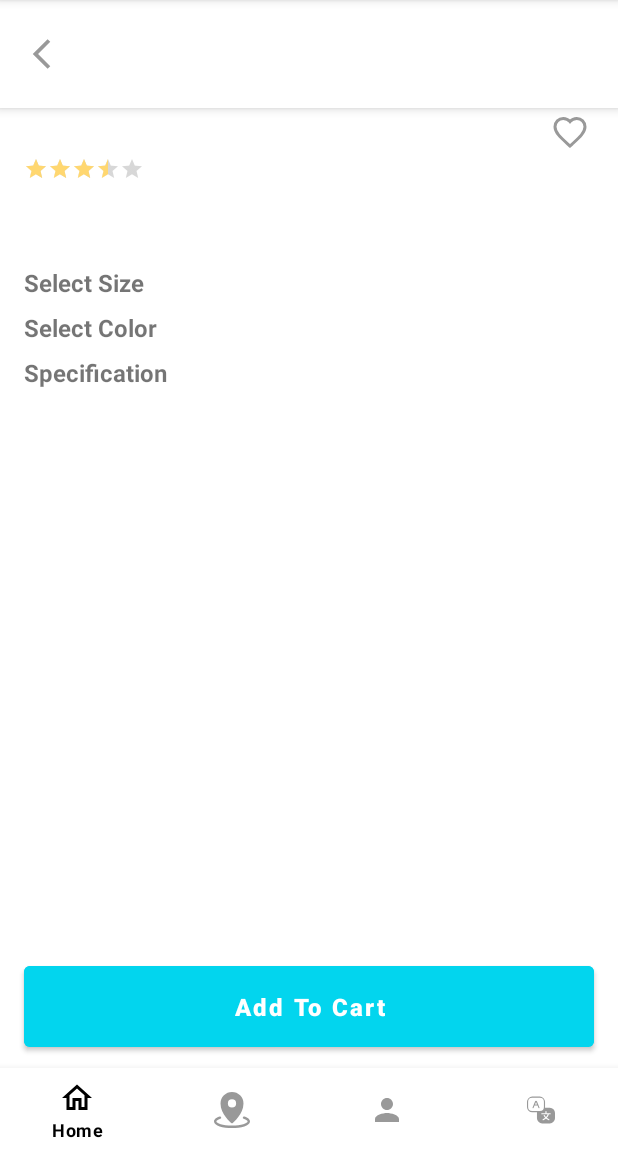
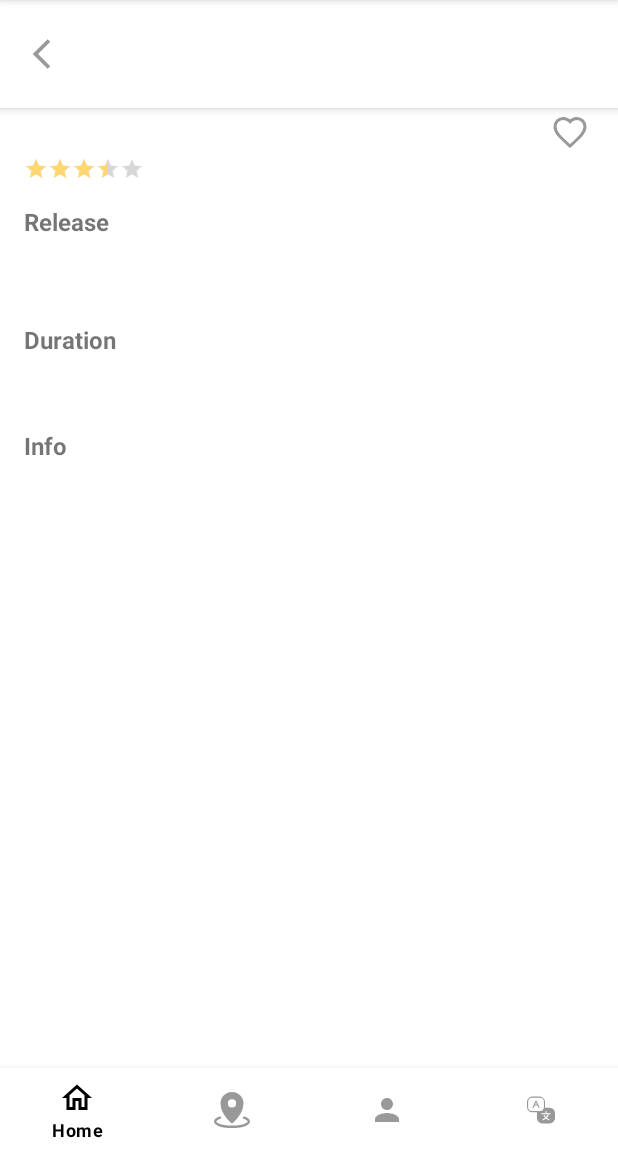
Before and after one commit to chikai110/6002CEM, an Android app: the fragment ItemDetailsFragment placed in its activity, on a phone screen of 412 x 824 dp, the part 84-1236 px from its top. Run offline under Robolectric (Android 15) with nearby library versions, the phone set to English and light mode, and no system bars; our stand-ins replace Firebase (no records; nobody signed in at launch, a user with empty details on screens opened directly), Picasso; pictures from the network do not load.

Commit message:
Updated Item details xml

```diff
--- a/app/src/main/java/com/example/a6002cem/HomeFragment.kt
+++ b/app/src/main/java/com/example/a6002cem/HomeFragment.kt
@@ -34,9 +34,7 @@ class HomeFragment : Fragment() {
 
         sharedPreferences = requireActivity().getSharedPreferences("SharedPreMain", Context.MODE_PRIVATE)
         var currentCountry = sharedPreferences!!.getString(MainActivity.CURRENT_LOCATION, "Hong Kong")
-        if (currentCountry != null) {
-            Log.d("test44", currentCountry)
-        }
+
         val firebaseListener = object : ValueEventListener {
             override fun onDataChange(snapshot: DataSnapshot) {
                 itemList.clear()
@@ -45,6 +43,7 @@ class HomeFragment : Fragment() {
                 child.forEach {
                     if (it.child("location").value.toString() == currentCountry) {
                         var items = Item(
+                            it.key.toString(),
                             it.child("duration").value.toString(),
                             it.child("img").value.toString(),
                             it.child("info").value.toString(),
@@ -72,14 +71,10 @@ class HomeFragment : Fragment() {
         adapter = ItemAdapter(itemList)
         adapter!!.setOnItemClickListener(object : ItemAdapter.onItemClickListener {
             override fun onItemClick(position: Int) {
-                var a = itemList[position]
-//                val bundle = Bundle()
-//                bundle.putString("param1", a)
+                var movieId = itemList[position].key
+                val itemDetailsFragment = ItemDetailsFragment.newInstance(movieId)
                 var navItemDetails = activity as FragmentNavigation
-                val frag2 = ItemDetailsFragment.newInstance("a", null)
-//                frag2.arguments = bundle
-                navItemDetails.navigateFrag(frag2, addToStack = true)
-                Log.d("test", "click $a")
+                navItemDetails.navigateFrag(itemDetailsFragment, true)
             }
         })
 
--- a/app/src/main/java/com/example/a6002cem/Item.kt
+++ b/app/src/main/java/com/example/a6002cem/Item.kt
@@ -1,6 +1,7 @@
 package com.example.a6002cem
 
 class Item (
+    var key: String,
     var duration: String,
     var img: String,
     var info: String,
--- a/app/src/main/java/com/example/a6002cem/ItemAdapter.kt
+++ b/app/src/main/java/com/example/a6002cem/ItemAdapter.kt
@@ -21,11 +21,7 @@ class ItemAdapter(private var itemList:MutableList<Item>): RecyclerView.Adapter<
         mListener = listener
     }
 
-    override fun onCreateViewHolder(
-        parent: ViewGroup,
-        viewType: Int
-    ):ItemViewHolder {
-
+    override fun onCreateViewHolder( parent: ViewGroup, viewType: Int ):ItemViewHolder {
         val layoutView: View = LayoutInflater.from(parent.context).
         inflate(R.layout.item_card_view,parent,false)
         return ItemViewHolder(layoutView, mListener)
--- a/app/src/main/java/com/example/a6002cem/ItemDetailsFragment.kt
+++ b/app/src/main/java/com/example/a6002cem/ItemDetailsFragment.kt
@@ -8,14 +8,10 @@ import android.view.ViewGroup
 import androidx.fragment.app.Fragment
 import com.google.firebase.database.*
 
-private const val ARG_PARAM1 = "param1"
-private const val ARG_PARAM2 = "param2"
+private const val ARG_PARAM1 = "movieId"
 
 class ItemDetailsFragment : Fragment() {
-    // TODO: Rename and change types of parameters
-    private var inputText: String = ""
-    private var param1: String? = null
-    private var param2: String? = null
+    private var movieId: String? = null
     private var database: FirebaseDatabase? = null
     private var reference: DatabaseReference? = null
 
@@ -27,9 +23,9 @@ class ItemDetailsFragment : Fragment() {
         var view = inflater.inflate(R.layout.fragment_item_details, container, false)
         database = FirebaseDatabase.getInstance("https://cem-98b80-default-rtdb.asia-southeast1.firebasedatabase.app")
 
-        inputText = arguments?.getString("param1").toString()
-        Log.d("arguments",inputText)
-        reference = database?.getReference("items")?.child("p1")
+        movieId = arguments?.getString("movieId").toString()
+        Log.d("arguments", movieId!!)
+        reference = database?.getReference("items")?.child(movieId!!)
 
         val firebaseListener = object: ValueEventListener {
             override fun onDataChange(snapshot: DataSnapshot) {
@@ -46,27 +42,15 @@ class ItemDetailsFragment : Fragment() {
             }
         }
         reference?.addListenerForSingleValueEvent(firebaseListener)
-
         return view
     }
 
     companion object {
-        /**
-         * Use this factory method to create a new instance of
-         * this fragment using the provided parameters.
-         *
-         * @param param1 Parameter 1.
-         * @param param2 Parameter 2.
-         * @return A new instance of fragment ItemDetailsFragment.
-         */
-        // TODO: Rename and change types and number of parameters
         @JvmStatic
-        fun newInstance(param1: String, param2: String?) =
+        fun newInstance(movieId: String) =
             ItemDetailsFragment().apply {
                 arguments = Bundle().apply {
-                    putString(ARG_PARAM1, param1)
-                    putString(ARG_PARAM2, param2)
+                    putString(ARG_PARAM1, movieId)
                 }
             }
-    }
-}
+    }}
--- a/app/src/main/java/com/example/a6002cem/LocationFragment.kt
+++ b/app/src/main/java/com/example/a6002cem/LocationFragment.kt
@@ -118,8 +118,6 @@ class LocationFragment : Fragment() {
                 markerOptionsList.add(MarkerOptions().position(currentLocation).title(mLocationText!!.text as String?))
                 markerOptionsList.add(MarkerOptions().position(cinema1).title("Paris London New York Milano Cinema"))
                 markerOptionsList.add(MarkerOptions().position(cinema2).title("Hyland Theatre"))
-                // Remove all marker
-//                googleMap.clear()
                 // Animating to zoom the marker
                 googleMap.animateCamera(CameraUpdateFactory.newLatLngZoom(currentLocation, 15F))
                 // Add marker on map
@@ -178,7 +176,6 @@ class LocationFragment : Fragment() {
                 val editor = sharedPreferences!!.edit()
                 editor.putString(MainActivity.CURRENT_LOCATION, addresses[0].countryName.toString())
                 editor.commit()
-
             } else {
                 mLocationText!!.text = "WARNING! Geocoder returned more than 1 addresses!"
             }
--- a/app/src/main/res/drawable-v24/ic_outline_library_books_24.xml
+++ /dev/null
@@ -1,11 +0,0 @@
-<vector xmlns:android="http://schemas.android.com/apk/res/android"
-    android:width="24dp"
-    android:height="24dp"
-    android:viewportWidth="24"
-    android:viewportHeight="24"
-    android:tint="?attr/colorControlNormal"
-    android:autoMirrored="true">
-  <path
-      android:fillColor="@android:color/white"
-      android:pathData="M4,6L2,6v14c0,1.1 0.9,2 2,2h14v-2L4,20L4,6zM20,2L8,2c-1.1,0 -2,0.9 -2,2v12c0,1.1 0.9,2 2,2h12c1.1,0 2,-0.9 2,-2L22,4c0,-1.1 -0.9,-2 -2,-2zM20,16L8,16L8,4h12v12zM10,9h8v2h-8zM10,12h4v2h-4zM10,6h8v2h-8z"/>
-</vector>
--- a/app/src/main/res/layout/fragment_item_details.xml
+++ b/app/src/main/res/layout/fragment_item_details.xml
@@ -6,19 +6,19 @@
     android:layout_height="match_parent">
 
     <include
-        android:id="@+id/add_pro_app_bar"
+        android:id="@+id/add_item_app_bar"
         layout="@layout/layout_top_bar" />
 
     <androidx.core.widget.NestedScrollView
-        android:id="@+id/pro_details_scroll_view"
+        android:id="@+id/item_details_scroll_view"
         android:layout_width="match_parent"
         android:layout_height="wrap_content"
-        android:layout_below="@id/add_pro_app_bar"
+        android:layout_below="@id/add_item_app_bar"
         android:fillViewport="true"
         app:layout_behavior="@string/appbar_scrolling_view_behavior">
 
         <androidx.constraintlayout.widget.ConstraintLayout
-            android:id="@+id/pro_details_layout"
+            android:id="@+id/item_details_layout"
             android:layout_width="match_parent"
             android:layout_height="wrap_content"
             android:layout_marginBottom="72dp">
@@ -27,13 +27,13 @@
                 android:id="@+id/layout_views_group"
                 android:layout_width="wrap_content"
                 android:layout_height="wrap_content"
-                app:constraint_referenced_ids="pro_details_images_recyclerview,
-                pro_details_title_tv,pro_details_like_btn,pro_details_rating_bar,
-                pro_details_price_tv,pro_details_select_size_label,pro_details_select_color_label,
-                pro_details_specifications_label" />
+                app:constraint_referenced_ids="item_details_images_recyclerview,
+                item_details_title_tv,item_details_like_btn,item_details_rating_bar,
+                item_details_release_label,item_details_release_text,item_details_duration_label,
+                item_details_info_label,item_details_info_text" />
 
             <androidx.recyclerview.widget.RecyclerView
-                android:id="@+id/pro_details_images_recyclerview"
+                android:id="@+id/item_details_images_recyclerview"
                 android:layout_width="match_parent"
                 android:layout_height="match_parent"
                 android:orientation="horizontal"
@@ -45,7 +45,7 @@
                 tools:listitem="@layout/images_item" />
 
             <TextView
-                android:id="@+id/pro_details_title_tv"
+                android:id="@+id/item_details_title_tv"
                 android:layout_width="0dp"
                 android:layout_height="wrap_content"
                 android:layout_marginStart="16dp"
@@ -53,26 +53,26 @@
                 android:textAlignment="viewStart"
                 android:textSize="18sp"
                 android:textStyle="bold"
-                app:layout_constraintEnd_toStartOf="@+id/pro_details_like_btn"
+                app:layout_constraintEnd_toStartOf="@+id/item_details_like_btn"
                 app:layout_constraintStart_toStartOf="parent"
-                app:layout_constraintTop_toBottomOf="@+id/pro_details_images_recyclerview"
-                tools:text="Some Title of The Product van be multiline" />
+                app:layout_constraintTop_toBottomOf="@+id/item_details_images_recyclerview"
+                tools:text="Movie Title" />
 
             <ImageButton
-                android:id="@+id/pro_details_like_btn"
+                android:id="@+id/item_details_like_btn"
                 android:layout_width="wrap_content"
                 android:layout_height="wrap_content"
                 android:layout_marginEnd="16dp"
                 android:background="@null"
                 android:backgroundTint="#FFFFFF"
-                android:contentDescription="@string/pro_details_like_btn_desc"
+                android:contentDescription="@string/item_details_like_btn_desc"
                 android:padding="4dp"
                 app:layout_constraintEnd_toEndOf="parent"
-                app:layout_constraintTop_toTopOf="@+id/pro_details_title_tv"
+                app:layout_constraintTop_toTopOf="@+id/item_details_title_tv"
                 app:srcCompat="@drawable/heart_icon_drawable" />
 
             <RatingBar
-                android:id="@+id/pro_details_rating_bar"
+                android:id="@+id/item_details_rating_bar"
                 style="@style/Widget.AppCompat.RatingBar.Small"
                 android:layout_width="wrap_content"
                 android:layout_height="wrap_content"
@@ -82,10 +82,22 @@
                 android:rating="3.5"
                 android:secondaryProgressTint="#FFFFFF"
                 app:layout_constraintStart_toStartOf="parent"
-                app:layout_constraintTop_toBottomOf="@id/pro_details_title_tv" />
+                app:layout_constraintTop_toBottomOf="@id/item_details_title_tv" />
 
             <TextView
-                android:id="@+id/pro_details_price_tv"
+                android:id="@+id/item_details_release_label"
+                android:layout_width="wrap_content"
+                android:layout_height="wrap_content"
+                android:layout_marginStart="16dp"
+                android:layout_marginTop="16sp"
+                android:text="@string/item_details_release_label_text"
+                android:textSize="16sp"
+                android:textStyle="bold"
+                app:layout_constraintStart_toStartOf="parent"
+                app:layout_constraintTop_toBottomOf="@+id/item_details_rating_bar" />
+
+            <TextView
+                android:id="@+id/item_details_release_text"
                 android:layout_width="wrap_content"
                 android:layout_height="wrap_content"
                 android:layout_marginStart="16dp"
@@ -94,83 +106,48 @@
                 android:textSize="18sp"
                 android:textStyle="bold"
                 app:layout_constraintStart_toStartOf="parent"
-                app:layout_constraintTop_toBottomOf="@+id/pro_details_rating_bar"
-                tools:text="$ 200.99" />
+                app:layout_constraintTop_toBottomOf="@+id/item_details_release_label"
+                tools:text="2 Jun 2022" />
 
             <TextView
-                android:id="@+id/pro_details_select_size_label"
+                android:id="@+id/item_details_duration_label"
                 android:layout_width="wrap_content"
                 android:layout_height="wrap_content"
                 android:layout_marginStart="16dp"
                 android:layout_marginTop="16sp"
-                android:text="@string/pro_details_select_size_lable_text"
+                android:text="@string/item_details_duration_label_text"
                 android:textSize="16sp"
                 android:textStyle="bold"
                 app:layout_constraintStart_toStartOf="parent"
-                app:layout_constraintTop_toBottomOf="@+id/pro_details_price_tv" />
-
-            <HorizontalScrollView
-                android:id="@+id/pro_size_radio_scroll"
-                android:layout_width="match_parent"
-                android:layout_height="wrap_content"
-                android:scrollbars="none"
-                app:layout_constraintEnd_toEndOf="parent"
-                app:layout_constraintStart_toStartOf="parent"
-                app:layout_constraintTop_toBottomOf="@+id/pro_details_select_size_label">
-
-                <RadioGroup
-                    android:id="@+id/pro_details_sizes_radio_group"
-                    android:layout_width="wrap_content"
-                    android:layout_height="wrap_content"
-                    android:orientation="horizontal">
-
-                </RadioGroup>
-            </HorizontalScrollView>
+                app:layout_constraintTop_toBottomOf="@+id/item_details_release_text" />
 
             <TextView
-                android:id="@+id/pro_details_select_color_label"
+                android:id="@+id/item_details_duration_text"
+                android:layout_width="wrap_content"
+                android:layout_height="wrap_content"
+                android:layout_marginStart="16dp"
+                android:layout_marginTop="16dp"
+                android:textColor="@color/blue_accent_300"
+                android:textSize="18sp"
+                android:textStyle="bold"
+                app:layout_constraintStart_toStartOf="parent"
+                app:layout_constraintTop_toBottomOf="@+id/item_details_duration_label"
+                tools:text="147 mins" />
+
+            <TextView
+                android:id="@+id/item_details_info_label"
                 android:layout_width="wrap_content"
                 android:layout_height="wrap_content"
                 android:layout_marginStart="16dp"
                 android:layout_marginTop="8dp"
-                android:text="@string/pro_details_select_color_label_text"
+                android:text="@string/item_details_info_label_text"
                 android:textSize="16sp"
                 android:textStyle="bold"
                 app:layout_constraintStart_toStartOf="parent"
-                app:layout_constraintTop_toBottomOf="@+id/pro_size_radio_scroll" />
-
-            <HorizontalScrollView
-                android:id="@+id/pro_color_radio_scroll"
-                android:layout_width="match_parent"
-                android:layout_height="wrap_content"
-                android:scrollbars="none"
-                app:layout_constraintEnd_toEndOf="parent"
-                app:layout_constraintStart_toStartOf="parent"
-                app:layout_constraintTop_toBottomOf="@id/pro_details_select_color_label">
-
-                <RadioGroup
-                    android:id="@+id/pro_details_colors_radio_group"
-                    android:layout_width="wrap_content"
-                    android:layout_height="wrap_content"
-                    android:orientation="horizontal">
-
-                </RadioGroup>
-            </HorizontalScrollView>
+                app:layout_constraintTop_toBottomOf="@+id/item_details_duration_text" />
 
             <TextView
-                android:id="@+id/pro_details_specifications_label"
-                android:layout_width="wrap_content"
-                android:layout_height="wrap_content"
-                android:layout_marginStart="16dp"
-                android:layout_marginTop="8dp"
-                android:text="@string/pro_details_specif_label_text"
-                android:textSize="16sp"
-                android:textStyle="bold"
-                app:layout_constraintStart_toStartOf="parent"
-                app:layout_constraintTop_toBottomOf="@+id/pro_color_radio_scroll" />
-
-            <TextView
-                android:id="@+id/pro_details_specifics_text"
+                android:id="@+id/item_details_info_text"
                 android:layout_width="0dp"
                 android:layout_height="wrap_content"
                 android:layout_marginStart="16dp"
@@ -179,27 +156,11 @@
                 android:textSize="14sp"
                 app:layout_constraintEnd_toEndOf="parent"
                 app:layout_constraintStart_toStartOf="parent"
-                app:layout_constraintTop_toBottomOf="@+id/pro_details_specifications_label"
-                tools:text="TextViewveoihj" />
-
+                app:layout_constraintTop_toBottomOf="@+id/item_details_info_label"
+                tools:text="info" />
 
         </androidx.constraintlayout.widget.ConstraintLayout>
 
     </androidx.core.widget.NestedScrollView>
 
-    <Button
-        android:id="@+id/pro_details_add_cart_btn"
-        android:layout_width="match_parent"
-        android:layout_height="wrap_content"
-        android:layout_alignParentBottom="true"
-        android:layout_marginStart="16dp"
-        android:layout_marginTop="16dp"
-        android:layout_marginEnd="16dp"
-        android:backgroundTint="@color/blue_accent_300"
-        android:padding="16dp"
-        android:text="@string/pro_details_add_to_cart_btn_text"
-        android:textAllCaps="false"
-        android:textSize="16sp"
-        android:textStyle="bold"
-        android:translationY="-8dp" />
 </RelativeLayout>
--- a/app/src/main/res/layout/fragment_location.xml
+++ b/app/src/main/res/layout/fragment_location.xml
@@ -13,7 +13,7 @@
     <TextView
         android:layout_width="match_parent"
         android:layout_height="wrap_content"
-        android:text="Latitude:"/>
+        android:text="@string/location_latitude"/>
 
     <TextView
         android:id="@+id/latitude_text"
@@ -30,7 +30,7 @@
         android:layout_width="match_parent"
         android:layout_height="wrap_content"
         android:layout_marginTop="48dp"
-        android:text="Longitude:"/>
+        android:text="@string/location_longitude"/>
 
     <TextView
         android:id="@+id/longitude_text"
@@ -47,7 +47,7 @@
         android:layout_width="match_parent"
         android:layout_height="wrap_content"
         android:layout_marginTop="96dp"
-        android:text="Current Location:"/>
+        android:text="@string/location_currentLocation"/>
 
     <TextView
         android:id="@+id/current_location"
--- a/app/src/main/res/layout/images_item.xml
+++ b/app/src/main/res/layout/images_item.xml
@@ -9,7 +9,7 @@
         android:id="@+id/rc_image_view"
         android:layout_width="wrap_content"
         android:layout_height="250dp"
-        android:contentDescription="@string/product_detail_image_desc"
+        android:contentDescription="@string/item_detail_image_desc"
         android:scaleType="fitCenter"
         app:layout_constraintEnd_toEndOf="parent"
         app:layout_constraintStart_toStartOf="parent"
--- a/app/src/main/res/values/strings.xml
+++ b/app/src/main/res/values/strings.xml
@@ -14,15 +14,17 @@
     <string name="item_release">Release</string>
     <string name="item_duration">Duration</string>
 
+    <string name="location_latitude">Latitude</string>
+    <string name="location_longitude">Longitude</string>
+    <string name="location_currentLocation">Current Location</string>
+
     <string name="profile_img_desc">Profile Image</string>
     <string name="profile_email_label_text">Email</string>
     <string name="profile_mobile_label_text">Mobile Number</string>
-    <string name="pro_details_like_btn_desc">Like Button</string>
-    <string name="pro_details_select_size_lable_text">Select Size</string>
-    <string name="pro_details_select_color_label_text">Select Color</string>
-    <string name="pro_details_specif_label_text">Specification</string>
-    <string name="pro_details_price_value">$%s</string>
-    <string name="pro_details_actual_strike_value">$%s</string>
-    <string name="pro_details_add_to_cart_btn_text">Add To Cart</string>
-    <string name="product_detail_image_desc">Product Image</string>
+
+    <string name="item_detail_image_desc">Movie Poster</string>
+    <string name="item_details_like_btn_desc">Like Button</string>
+    <string name="item_details_info_label_text">Info</string>
+    <string name="item_details_release_label_text">Release</string>
+    <string name="item_details_duration_label_text">Duration</string>
 </resources>
```
Also changed, not shown: 2 other files.
